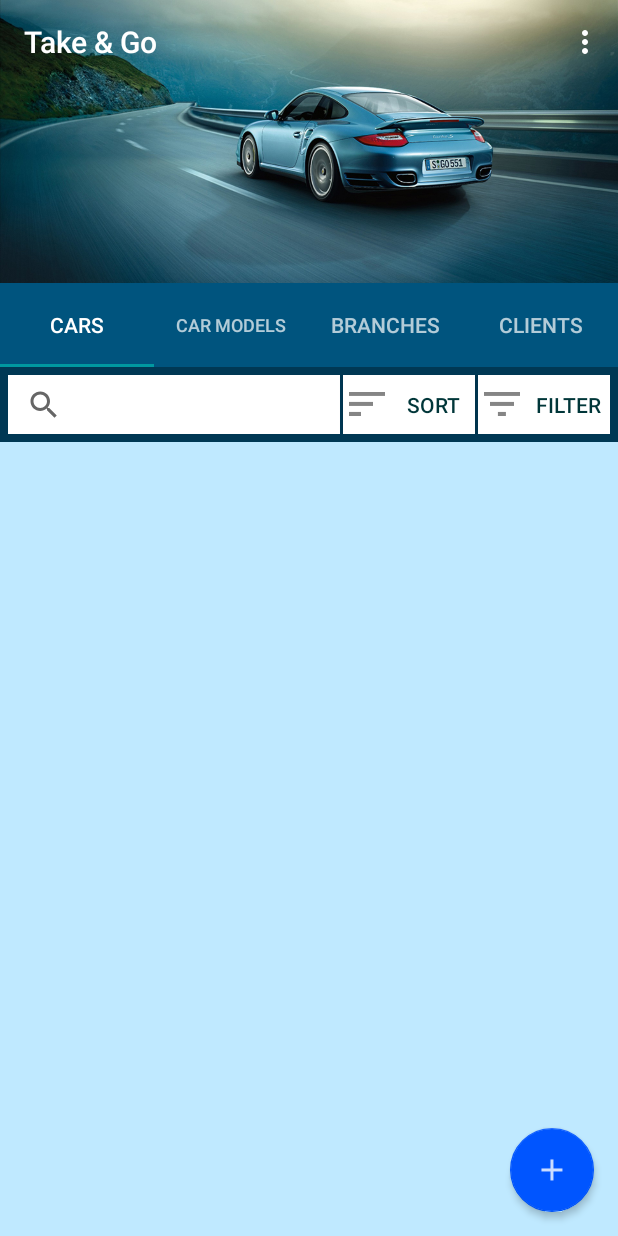
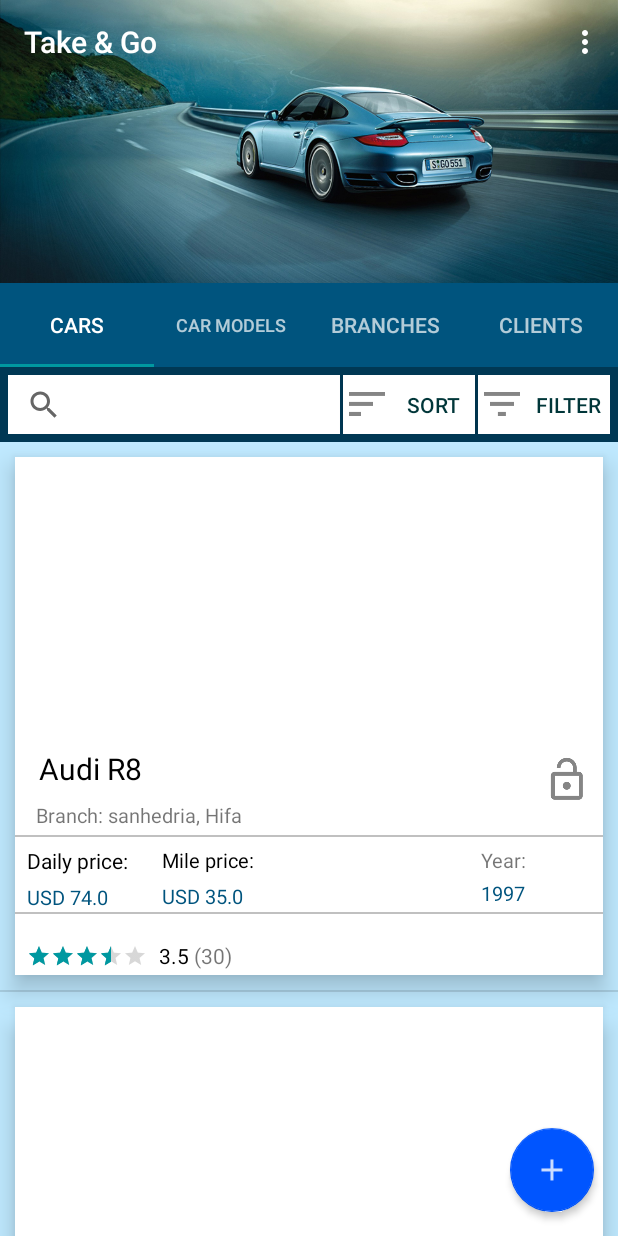
Before and after one commit to megoan/MyApplication2, an Android app: the screen it shows after launch (MainActivity), on a phone screen of 412 x 824 dp. Run offline under Robolectric (Android 15) with nearby library versions, the phone set to English and light mode, and no system bars; 3 statements that could not run were skipped.

Commit message:
update: 28/11/17 15:28

```diff
--- a/app/src/main/java/com/example/shmuel/myapplication/controller/Clients/ClientTabFragment.java
+++ b/app/src/main/java/com/example/shmuel/myapplication/controller/Clients/ClientTabFragment.java
@@ -47,7 +47,7 @@ public class ClientTabFragment extends Fragment {
                              Bundle savedInstanceState) {
         // Inflate the layout for this fragment
         backEndFunc= FactoryMethod.getBackEndFunc(SelectedDataSource.dataSourceType);
-        clients=new ArrayList<>();
+        clients=backEndFunc.getAllClients();
         View view1=inflater.inflate(R.layout.recycle_view_layout, container, false);
         recyclerView= view1.findViewById(R.id.recycleView);
         if (mAdapter==null) {
--- a/app/src/main/java/com/example/shmuel/myapplication/controller/MainActivity.java
+++ b/app/src/main/java/com/example/shmuel/myapplication/controller/MainActivity.java
@@ -132,17 +132,22 @@ public class MainActivity extends AppCompatActivity {
             tabFragments=new TabFragments();
         }
 
-        progressDialog= new ProgressDialog(MainActivity.this);
+       /* progressDialog= new ProgressDialog(MainActivity.this);
         progressDialog.setMessage("Updating...");
         progressDialog.setIndeterminate(false);
         progressDialog.setProgressStyle(ProgressDialog.STYLE_SPINNER);
         progressDialog.setCancelable(false);
         //TODO BON
-       new BackGroundLoad().execute();
-       /* if (ListDataSource.carList==null) {
+       new BackGroundLoad().execute();*/
+        if (ListDataSource.carList==null) {
             listDataSource=new ListDataSource();
-        }*/
-
+        }
+       /* TabFragments.tab1.setCarList();
+        TabFragments.tab2.setCarModelList();
+        TabFragments.tab3.setBranchesList();
+        TabFragments.tab4.setClientsList();*/
+        activateFilters();
+        activateCarFilters();
 
         backEndFunc= FactoryMethod.getBackEndFunc(SelectedDataSource.dataSourceType);
         setContentView(R.layout.activity_main);
@@ -229,7 +234,7 @@ public class MainActivity extends AppCompatActivity {
             @Override
             public boolean onTouch(View view, MotionEvent motionEvent) {
 
-                searchViewOn=true;
+                searchViewOn=true;/**/
                 return true;
             }
         });
@@ -1119,12 +1124,12 @@ public class MainActivity extends AppCompatActivity {
         @Override
         protected void onPostExecute(Void aVoid) {
             super.onPostExecute(aVoid);
-            TabFragments.tab1.setCarList();
+           /* TabFragments.tab1.setCarList();
             TabFragments.tab2.setCarModelList();
             TabFragments.tab3.setBranchesList();
             TabFragments.tab4.setClientsList();
             activateFilters();
-            activateCarFilters();
+            activateCarFilters();*/
             progressDialog.dismiss();
         }
     }
--- /dev/null
+++ b/app/src/main/java/com/example/shmuel/myapplication/controller/SplashActivity.java
@@ -0,0 +1,20 @@
+package com.example.shmuel.myapplication.controller;
+
+import android.content.Intent;
+import android.os.Bundle;
+import android.support.v7.app.AppCompatActivity;
+
+/**
+ * Created by shmuel on 28/11/2017.
+ */
+
+public class SplashActivity extends AppCompatActivity {
+    @Override
+    protected void onCreate(Bundle savedInstanceState) {
+        super.onCreate(savedInstanceState);
+
+        Intent intent = new Intent(this, MainActivity.class);
+        startActivity(intent);
+        finish();
+    }
+}
--- a/app/src/main/java/com/example/shmuel/myapplication/controller/branches/BranchesFragment.java
+++ b/app/src/main/java/com/example/shmuel/myapplication/controller/branches/BranchesFragment.java
@@ -32,7 +32,7 @@ public class BranchesFragment extends Fragment {
                              Bundle savedInstanceState) {
         // Inflate the layout for this fragment
         backEndFunc= FactoryMethod.getBackEndFunc(SelectedDataSource.dataSourceType);
-        branches=new ArrayList<>();
+        branches=backEndFunc.getAllBranches();
         View view1=inflater.inflate(R.layout.recycle_view_layout, container, false);
         recyclerView= view1.findViewById(R.id.recycleView);
         if (mAdapter==null) {
--- a/app/src/main/java/com/example/shmuel/myapplication/controller/carmodels/CarModelsFragment.java
+++ b/app/src/main/java/com/example/shmuel/myapplication/controller/carmodels/CarModelsFragment.java
@@ -35,7 +35,7 @@ public class CarModelsFragment extends Fragment {
                              Bundle savedInstanceState) {
         // Inflate the layout for this fragment
         backEndFunc= FactoryMethod.getBackEndFunc(SelectedDataSource.dataSourceType);
-        carModels=new ArrayList<>();
+        carModels=backEndFunc.getAllCarModels();
         View view1=inflater.inflate(R.layout.recycle_view_layout, container, false);
         recyclerView= view1.findViewById(R.id.recycleView);
         if (mAdapter==null) {
--- a/app/src/main/java/com/example/shmuel/myapplication/controller/cars/CarEditActivity.java
+++ b/app/src/main/java/com/example/shmuel/myapplication/controller/cars/CarEditActivity.java
@@ -419,8 +419,8 @@ public class CarEditActivity extends AppCompatActivity implements RecyclerViewCl
             }
             else
             {
-                backEndFunc.addCar(car);
-                backEndFunc.addCarToBranch(car.getCarNum(),car.getBranchNum());
+                backEndFunc.addCar(car,car.getBranchNum());
+                //backEndFunc.addCarToBranch(car.getCarNum(),car.getBranchNum());
                 BranchesFragment.mAdapter.objects=backEndFunc.getAllBranches();
 
             }
--- a/app/src/main/java/com/example/shmuel/myapplication/controller/cars/CarsTabFragment.java
+++ b/app/src/main/java/com/example/shmuel/myapplication/controller/cars/CarsTabFragment.java
@@ -37,9 +37,9 @@ public class CarsTabFragment extends Fragment {
     LayoutInflater inflater1;
     ViewGroup container1;
 
-    /*public CarsTabFragment() {
-        backEndFunc= FactoryMethod.getBackEndFunc(DataSourceType.SelectedDataSource.dataSourceType);
-    }*/
+    public CarsTabFragment() {
+        backEndFunc= FactoryMethod.getBackEndFunc(SelectedDataSource.dataSourceType);
+    }
 
     @Override
     public View onCreateView(LayoutInflater inflater, ViewGroup container,
@@ -48,7 +48,7 @@ public class CarsTabFragment extends Fragment {
         container1=container;
         // Inflate the layout for this fragment
         backEndFunc= FactoryMethod.getBackEndFunc(SelectedDataSource.dataSourceType);
-        cars=new ArrayList<>();
+        cars=backEndFunc.getAllCars();
         view1=inflater.inflate(R.layout.recycle_view_layout, container, false);
         recyclerView= view1.findViewById(R.id.recycleView);
         if (mAdapter==null) {
--- /dev/null
+++ b/app/src/main/res/drawable/drawable_splash.xml
@@ -0,0 +1,11 @@
+<?xml version="1.0" encoding="utf-8"?>
+<layer-list xmlns:android="http://schemas.android.com/apk/res/android">
+    <item
+        android:drawable="@color/black"/>
+
+    <item>
+        <bitmap
+            android:gravity="center"
+            android:src="@mipmap/ic_launcher"/>
+    </item>
+</layer-list>
--- a/app/src/main/res/values/styles.xml
+++ b/app/src/main/res/values/styles.xml
@@ -20,4 +20,8 @@
 
     <style name="AppTheme.PopupOverlay" parent="ThemeOverlay.AppCompat.Light" />
 
+    <style name="SplashTheme" parent="Theme.AppCompat.NoActionBar">
+        <item name="android:windowBackground">@drawable/drawable_splash</item>
+    </style>
+
 </resources>
```
Also changed, not shown: app/src/main/AndroidManifest.xml (+12 -4 lines), app/src/main/java/com/example/shmuel/myapplication/model/backend/BackEndForList.java (+52 -1 lines).
